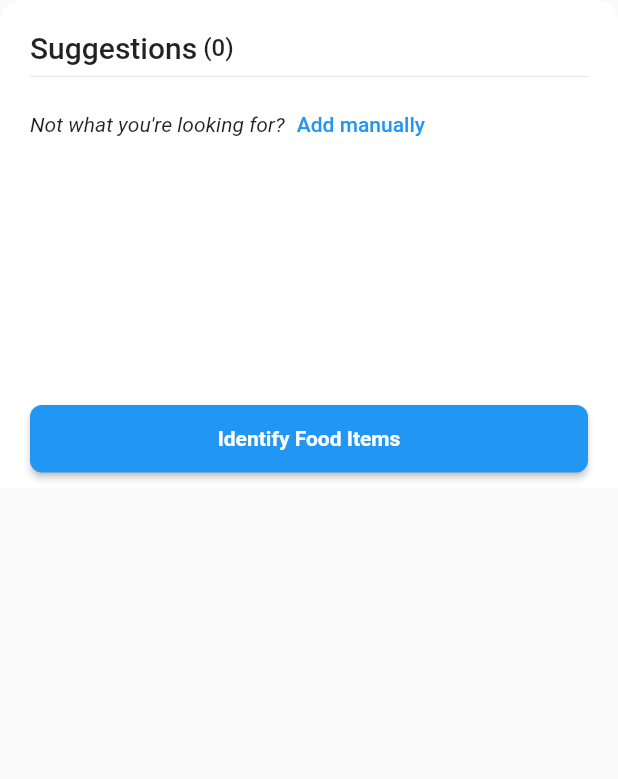
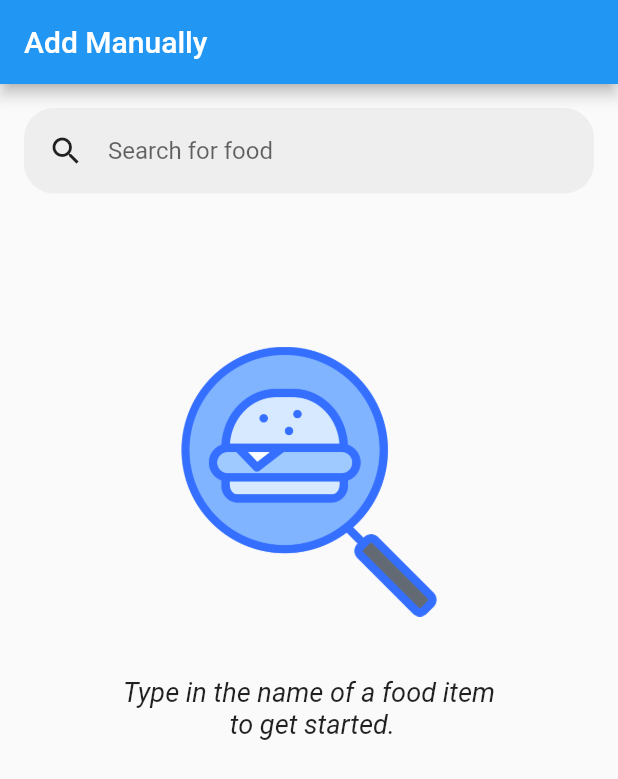
Before and after one commit to AWahba1/Calorie-Logging-App, a Flutter app: the PredictionResults widget shown alone on an empty page, opened directly with empty values, after a tap on "Add manually", on a phone screen of 412 x 824 dp. Shown: the top 779 px of the screen. Run offline on Flutter 3.47's test engine with Material 2 defaults, Android fonts, the phone set to English and light mode, and no system bars; our stand-ins replace camera, email_validator, firebase_core, firebase_storage, flutter_dotenv, flutter_secure_storage and 3 more; accounts and stored records are empty; network calls fail.

Commit message:
Added a search page allowing for manual calorie logging

```diff
--- a/client/lib/main.dart
+++ b/client/lib/main.dart
@@ -3,6 +3,7 @@ import 'package:client/models/user_history_model.dart';
 import 'package:client/services/api/common/secure_storage.dart';
 import 'package:client/widgets/predicting_food/camera_page.dart';
 import 'package:client/widgets/loading_screen/initial_loading_screen.dart';
+import 'package:client/widgets/search_screen/search_page.dart';
 import 'package:flutter/material.dart';
 import 'package:flutter/services.dart';
 import 'package:provider/provider.dart';
@@ -33,12 +34,13 @@ class App extends StatelessWidget {
             child: MaterialApp(
               debugShowCheckedModeBanner: false,
               initialRoute:
-                  loginAutomatically ? LoginPage.route : LoginPage.route,
+                  loginAutomatically ? JournalPage.route : LoginPage.route,
               routes: {
                 SignUpPage.route: (ctx) => SignUpPage(),
                 LoginPage.route: (ctx) => LoginPage(),
                 JournalPage.route: (ctx) => JournalPage(),
                 CameraPage.route: (ctx) => CameraPage(camera: camera),
+                SearchPage.route: (ctx) => SearchPage(),
               },
             ),
           );
--- /dev/null
+++ b/client/lib/models/search_item.dart
@@ -0,0 +1,91 @@
+import 'package:client/models/history_item.dart';
+
+import 'food_item_details.dart';
+
+class SearchItem extends HistoryItem {
+  final String servingUnit;
+  final double servingQuantity;
+
+  SearchItem(
+      {required int id,
+      String? imagePath,
+      required int quantity,
+      required double weight,
+      WeightUnit weightUnit = WeightUnit.g,
+      required FoodItemDetails foodItemDetails,
+      required this.servingUnit,
+      required this.servingQuantity})
+      : super(
+          id: id,
+          imagePath: imagePath,
+          quantity: quantity,
+          weight: weight,
+          weightUnit: weightUnit,
+          foodItemDetails: foodItemDetails,
+        );
+
+  factory SearchItem.fromJson(Map<String, dynamic> json) {
+    final List<dynamic> nutrients = json["full_nutrients"];
+
+    double fats = 0.0;
+    double protein = 0.0;
+    double carbs = 0.0;
+    double calories = 0.0;
+
+    for (final nutrient in nutrients) {
+      final int attrId = nutrient["attr_id"];
+      final double value = nutrient["value"] * 1.0;
+
+      switch (attrId) {
+        case 203:
+          protein = value;
+          break;
+        case 204:
+          fats = value;
+          break;
+        case 205:
+          carbs = value;
+          break;
+        case 208:
+          calories = value;
+          break;
+      }
+    }
+
+    final double servingQuantity = json["serving_qty"] * 1.0;
+    final double servingWeight = json['serving_weight_grams'] * 1.0;
+    // final double actualWeight=servingWeight*servingQuantity;
+
+    return SearchItem(
+      id: 1,
+      imagePath: json["photo"]["thumb"],
+      quantity: 1,
+      servingQuantity: servingQuantity,
+      weight: servingWeight,
+      weightUnit: WeightUnit.g,
+      foodItemDetails: FoodItemDetails.fromJson({
+        'id': 1,
+        'name': json["food_name"],
+        'fats_per_gram': fats / servingWeight,
+        'carbs_per_gram': carbs / servingWeight,
+        'protein_per_gram': protein / servingWeight,
+        'calories_per_gram': calories / servingWeight,
+      }),
+      servingUnit: json['serving_unit'],
+    );
+  }
+}
+
+extension StringExtension on String {
+  String convertToPascal() {
+    final words = trim().split(RegExp(r'\s+'));
+
+    final pascalCaseWords = words.map((word) {
+      final firstLetter = word.substring(0, 1).toUpperCase();
+      final rest = word.substring(1).toLowerCase();
+      return '$firstLetter$rest';
+    });
+
+    return pascalCaseWords.join(' ');
+  }
+}
--- /dev/null
+++ b/client/lib/services/Nutritionx/nutritionx_api_client.dart
@@ -0,0 +1,45 @@
+import 'dart:convert';
+import 'package:client/models/search_item.dart';
+import 'package:http/http.dart' as http;
+import 'package:flutter_dotenv/flutter_dotenv.dart';
+
+class NutritionXApiClient {
+  static final String _baseUrl = '${dotenv.env['NutritionX_base']}';
+  static final String _appId = '${dotenv.env['NutritionX_app_id']}';
+  static final String _appKey = '${dotenv.env['NutritionX_app_key']}';
+  static final String _remoteUserId =
+      '${dotenv.env['NutritionX_remote_user_id']}';
+
+  static Future<List<SearchItem>> searchFood(String query) async {
+    final headers = {
+      'Content-Type': 'application/json',
+      'x-app-id': _appId,
+      'x-app-key': _appKey,
+      'x-remote-user-id': _remoteUserId
+    };
+
+    var queryParameters = {
+      'detailed': 'true',
+      'branded': 'false',
+      'self': 'false',
+      'query': query
+    };
+    final uri = Uri.parse('$_baseUrl/search/instant')
+        .replace(queryParameters: queryParameters);
+
+    final response = await http.get(uri, headers: headers);
+
+    if (response.statusCode == 200) {
+      final Map<String, dynamic> responseData = json.decode(response.body);
+      final List<dynamic> foodList = responseData["common"];
+      List<SearchItem> searchItems = foodList.map((item) {
+        return SearchItem.fromJson(item);
+      }).toList();
+
+      return searchItems;
+    } else {
+      throw Exception(
+          'Failed to search food. Status code: ${response.statusCode} - ${response.body}');
+    }
+  }
+}
--- a/client/lib/widgets/predicting_food/prediction_results.dart
+++ b/client/lib/widgets/predicting_food/prediction_results.dart
@@ -2,6 +2,7 @@ import 'package:client/widgets/predicting_food/prediction_item_view.dart';
 import 'package:flutter/material.dart';
 
 import '../../models/prediction_result.dart';
+import '../search_screen/search_page.dart';
 
 class PredictionResults extends StatelessWidget {
   final List<List<PredictedItem>> predictedItems;
@@ -34,7 +35,7 @@ class PredictionResults extends StatelessWidget {
     ];
   }
 
-  Widget showManualEntryOption() {
+  Widget showManualEntryOption(BuildContext context) {
     return Row(
       children: [
         const Text(
@@ -43,7 +44,9 @@ class PredictionResults extends StatelessWidget {
             fontStyle: FontStyle.italic,
           ),
         ),
-        TextButton(onPressed: () {}, child: const Text("Add manually"))
+        TextButton(onPressed:(){
+          Navigator.pushNamed(context, SearchPage.route);
+        }, child: const Text("Add manually"))
       ],
     );
   }
@@ -106,7 +109,7 @@ class PredictionResults extends StatelessWidget {
                                   imagePath, predictedItems[index]);
                             },
                           ),
-                          showManualEntryOption(),
+                          showManualEntryOption(context),
                           const SizedBox(height: 10)
                         ],
                       ),
--- /dev/null
+++ b/client/lib/widgets/search_screen/search_page.dart
@@ -0,0 +1,183 @@
+import 'package:client/models/search_item.dart';
+import 'package:client/widgets/search_screen/search_list_item.dart';
+import 'package:flutter/material.dart';
+
+import '../../services/Nutritionx/nutritionx_api_client.dart';
+
+class SearchPage extends StatelessWidget {
+  static const route = '/search';
+
+  @override
+  Widget build(BuildContext context) {
+    return MaterialApp(
+      debugShowCheckedModeBanner: false,
+      home: Scaffold(
+        appBar: AppBar(
+          title: const Text('Add Manually'),
+        ),
+        body: SearchForm(),
+      ),
+    );
+  }
+}
+
+class SearchForm extends StatefulWidget {
+  @override
+  _SearchFormState createState() => _SearchFormState();
+}
+
+class _SearchFormState extends State<SearchForm> {
+  final TextEditingController _searchController = TextEditingController();
+  bool _showClearButton = false;
+  List<SearchItem> _searchResults = [];
+
+  @override
+  void initState() {
+    super.initState();
+    _searchController.addListener(() {
+      setState(() {
+        _showClearButton = _searchController.text.isNotEmpty;
+      });
+    });
+  }
+
+  @override
+  void dispose() {
+    _searchController.dispose();
+    super.dispose();
+  }
+
+  void retrieveSearchResults(String query) async {
+    try {
+      final fetchedItems = await NutritionXApiClient.searchFood(query);
+      setState(() {
+        _searchResults = fetchedItems;
+      });
+    } catch (exception) {
+      print(exception);
+      setState(() {
+        _searchResults = [];
+      });
+    }
+  }
+
+  // Initial view when opening this page
+  Widget buildDefaultSearchResults() {
+    return Column(
+      mainAxisAlignment: MainAxisAlignment.center,
+      children: [
+        const SizedBox(height: 70),
+        Image.asset(
+          'assets/burger.png',
+          width: 180,
+          height: 180,
+        ),
+        const SizedBox(height: 40),
+        const Text(
+          'Type in the name of a food item \n to get started.',
+          style: TextStyle(
+            fontStyle: FontStyle.italic,
+            // fontWeight: FontWeight.w400,
+            fontSize: 18,
+          ),
+          textAlign: TextAlign.center,
+        ),
+        const SizedBox(height: 30)
+      ],
+    );
+  }
+
+  Widget buildEmptySearchResults() {
+    return Column(
+      children: const [
+        SizedBox(height: 70),
+        Image(
+            image: AssetImage('assets/empty_search.png'),
+            width: 200,
+            height: 200),
+        SizedBox(height: 40),
+        Text(
+          'Sorry, no results found',
+          style: TextStyle(
+            fontWeight: FontWeight.w500,
+            fontSize: 20,
+          ),
+        ),
+        SizedBox(height: 10),
+        Text(
+          "We couldn't find what you searched for.",
+          style: TextStyle(fontSize: 16),
+        ),
+        Text(
+          "Please try a different search term.",
+          style: TextStyle(fontSize: 16),
+        ),
+        SizedBox(height: 30)
+      ],
+    );
+  }
+
+  @override
+  Widget build(BuildContext context) {
+    return SingleChildScrollView(
+      child: Column(
+        children: [
+          Container(
+            margin: const EdgeInsets.all(16.0),
+            decoration: BoxDecoration(
+              borderRadius: BorderRadius.circular(20.0),
+              color: Colors.grey[200],
+            ),
+            child: Padding(
+              padding: const EdgeInsets.symmetric(vertical: 3, horizontal: 16),
+              child: Row(
+                children: [
+                  const Icon(Icons.search),
+                  Expanded(
+                    child: TextField(
+                        controller: _searchController,
+                        decoration: const InputDecoration(
+                          hintText: 'Search for food',
+                          contentPadding: EdgeInsets.all(16.0),
+                          border: InputBorder.none,
+                        ),
+                        onChanged: (searchQuery) {
+                          retrieveSearchResults(searchQuery);
+                        }),
+                  ),
+                  if (_showClearButton)
+                    GestureDetector(
+                      onTap: () {
+                        _searchController.clear();
+                        _searchResults = [];
+                        setState(() {
+                          _showClearButton = false;
+                        });
+                      },
+                      child: const Icon(Icons.clear),
+                    ),
+                ],
+              ),
+            ),
+          ),
+          const SizedBox(height: 16.0),
+          if (_searchResults.isEmpty && _searchController.text.isNotEmpty)
+            buildEmptySearchResults()
+          else if (_searchResults.isEmpty && _searchController.text.isEmpty)
+            buildDefaultSearchResults()
+          else
+            ListView.separated(
+              physics: const NeverScrollableScrollPhysics(),
+              shrinkWrap: true,
+              itemCount: _searchResults.length,
+              separatorBuilder: (context, index) =>
+                  Divider(thickness: 1.0, color: Colors.grey[400]),
+              itemBuilder: (context, index) {
+                return SearchListItem(_searchResults[index]);
+              },
+            )
+        ],
+      ),
+    );
+  }
+}
```
Also changed, not shown: client/lib/models/food_item_details.dart (+17 -1 lines), client/lib/widgets/journaling/journal_chart.dart (+8 -1 lines), client/lib/widgets/search_screen/search_list_item.dart (added, +28 -0 lines).
